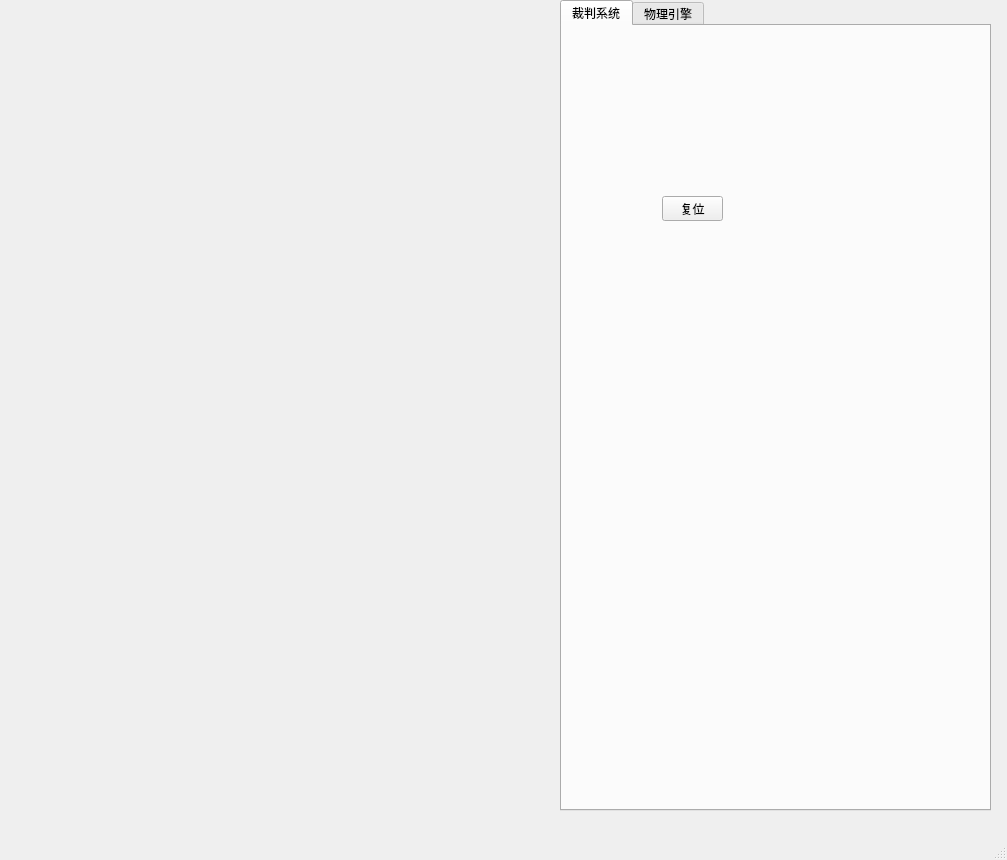
Before: the Qt Designer form src/hero_interface/ui/main_window.ui in chalkchalk/1CRA_HER0, drawn with Qt 5.
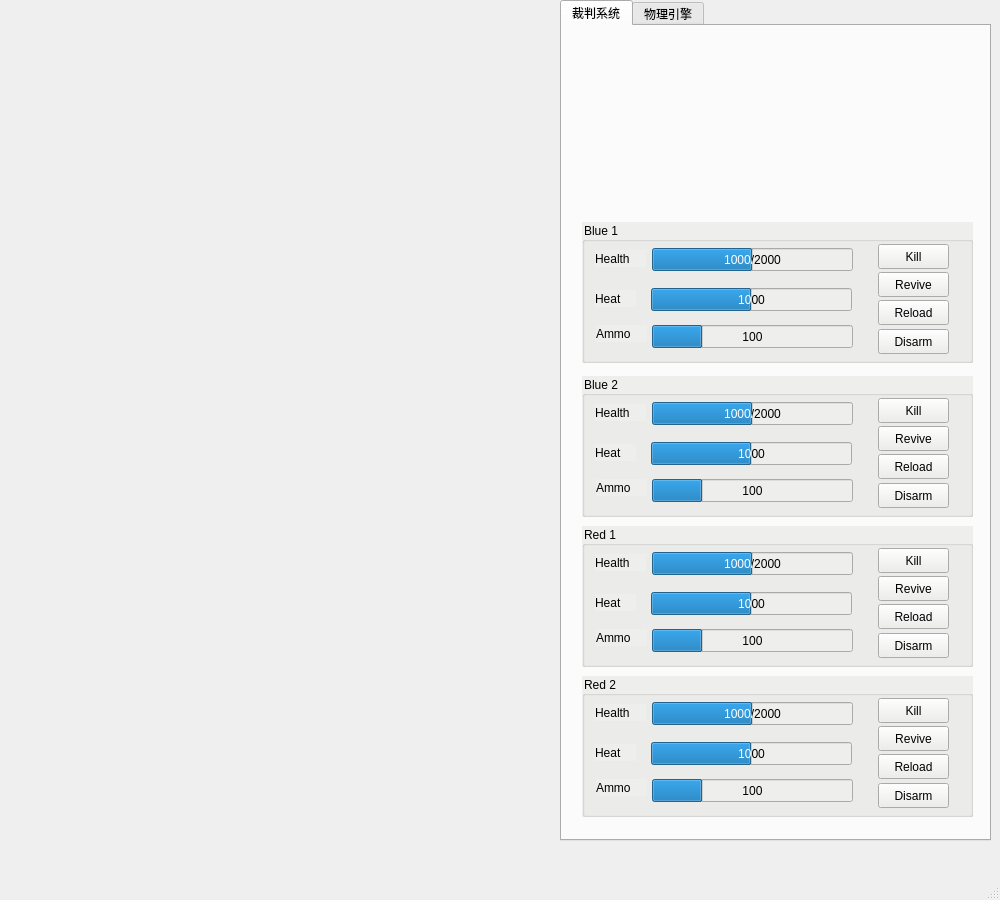
After: the same form once the commit is applied. Icons and pictures are not drawn.

```diff
--- a/src/hero_interface/ui/main_window.ui
+++ b/src/hero_interface/ui/main_window.ui
@@ -6,8 +6,8 @@
    <rect>
     <x>0</x>
     <y>0</y>
-    <width>1007</width>
-    <height>860</height>
+    <width>1000</width>
+    <height>900</height>
    </rect>
   </property>
   <property name="sizePolicy">
@@ -16,6 +16,18 @@
     <verstretch>0</verstretch>
    </sizepolicy>
   </property>
+  <property name="minimumSize">
+   <size>
+    <width>1000</width>
+    <height>900</height>
+   </size>
+  </property>
+  <property name="maximumSize">
+   <size>
+    <width>1000</width>
+    <height>900</height>
+   </size>
+  </property>
   <property name="windowTitle">
    <string>QRosApp</string>
   </property>
@@ -33,7 +45,7 @@
       <x>0</x>
       <y>10</y>
       <width>541</width>
-      <height>801</height>
+      <height>831</height>
      </rect>
     </property>
     <layout class="QHBoxLayout" name="horizontalLayout_4"/>
@@ -44,7 +56,7 @@
       <x>560</x>
       <y>0</y>
       <width>431</width>
-      <height>811</height>
+      <height>841</height>
      </rect>
     </property>
     <property name="currentIndex">
@@ -54,18 +66,721 @@
      <attribute name="title">
       <string>裁判系统</string>
      </attribute>
-     <widget class="QPushButton" name="pushButtonReset">
+     <widget class="QGroupBox" name="groupBoxBlue1">
       <property name="geometry">
        <rect>
-        <x>100</x>
-        <y>170</y>
-        <width>61</width>
-        <height>25</height>
+        <x>20</x>
+        <y>196</y>
+        <width>391</width>
+        <height>141</height>
        </rect>
       </property>
-      <property name="text">
-       <string>复位</string>
+      <property name="styleSheet">
+       <string notr="true">background-color: rgb(238, 238, 236);</string>
       </property>
+      <property name="title">
+       <string>Blue 1</string>
+      </property>
+      <property name="flat">
+       <bool>false</bool>
+      </property>
+      <widget class="QPushButton" name="pushButtonKill">
+       <property name="geometry">
+        <rect>
+         <x>296</x>
+         <y>22</y>
+         <width>71</width>
+         <height>25</height>
+        </rect>
+       </property>
+       <property name="text">
+        <string>Kill</string>
+       </property>
+      </widget>
+      <widget class="QPushButton" name="pushButtonRevive">
+       <property name="geometry">
+        <rect>
+         <x>296</x>
+         <y>50</y>
+         <width>71</width>
+         <height>25</height>
+        </rect>
+       </property>
+       <property name="text">
+        <string>Revive</string>
+       </property>
+      </widget>
+      <widget class="QProgressBar" name="progressBarHealth">
+       <property name="geometry">
+        <rect>
+         <x>70</x>
+         <y>26</y>
+         <width>201</width>
+         <height>23</height>
+        </rect>
+       </property>
+       <property name="layoutDirection">
+        <enum>Qt::LeftToRight</enum>
+       </property>
+       <property name="styleSheet">
+        <string notr="true"/>
+       </property>
+       <property name="maximum">
+        <number>2000</number>
+       </property>
+       <property name="value">
+        <number>1000</number>
+       </property>
+       <property name="format">
+        <string>%v/2000</string>
+       </property>
+      </widget>
+      <widget class="QProgressBar" name="progressBarHeat">
+       <property name="geometry">
+        <rect>
+         <x>69</x>
+         <y>66</y>
+         <width>201</width>
+         <height>23</height>
+        </rect>
+       </property>
+       <property name="layoutDirection">
+        <enum>Qt::LeftToRight</enum>
+       </property>
+       <property name="styleSheet">
+        <string notr="true"/>
+       </property>
+       <property name="maximum">
+        <number>2000</number>
+       </property>
+       <property name="value">
+        <number>1000</number>
+       </property>
+       <property name="format">
+        <string>%v</string>
+       </property>
+      </widget>
+      <widget class="QLabel" name="labelHealth">
+       <property name="geometry">
+        <rect>
+         <x>13</x>
+         <y>28</y>
+         <width>51</width>
+         <height>17</height>
+        </rect>
+       </property>
+       <property name="text">
+        <string>Health</string>
+       </property>
+      </widget>
+      <widget class="QLabel" name="labelHeat">
+       <property name="geometry">
+        <rect>
+         <x>13</x>
+         <y>68</y>
+         <width>41</width>
+         <height>17</height>
+        </rect>
+       </property>
+       <property name="text">
+        <string>Heat</string>
+       </property>
+      </widget>
+      <widget class="QLabel" name="labelAmmo">
+       <property name="geometry">
+        <rect>
+         <x>14</x>
+         <y>103</y>
+         <width>51</width>
+         <height>17</height>
+        </rect>
+       </property>
+       <property name="text">
+        <string>Ammo</string>
+       </property>
+      </widget>
+      <widget class="QProgressBar" name="progressBarAmmo">
+       <property name="geometry">
+        <rect>
+         <x>70</x>
+         <y>103</y>
+         <width>201</width>
+         <height>23</height>
+        </rect>
+       </property>
+       <property name="maximum">
+        <number>400</number>
+       </property>
+       <property name="value">
+        <number>100</number>
+       </property>
+       <property name="format">
+        <string>%v</string>
+       </property>
+      </widget>
+      <widget class="QPushButton" name="pushButtonReload">
+       <property name="geometry">
+        <rect>
+         <x>296</x>
+         <y>78</y>
+         <width>71</width>
+         <height>25</height>
+        </rect>
+       </property>
+       <property name="text">
+        <string>Reload</string>
+       </property>
+      </widget>
+      <widget class="QPushButton" name="pushButtonDisarm">
+       <property name="geometry">
+        <rect>
+         <x>296</x>
+         <y>107</y>
+         <width>71</width>
+         <height>25</height>
+        </rect>
+       </property>
+       <property name="text">
+        <string>Disarm</string>
+       </property>
+      </widget>
+     </widget>
+     <widget class="QGroupBox" name="groupBoxBlue1_2">
+      <property name="geometry">
+       <rect>
+        <x>20</x>
+        <y>350</y>
+        <width>391</width>
+        <height>141</height>
+       </rect>
+      </property>
+      <property name="styleSheet">
+       <string notr="true">background-color: rgb(238, 238, 236);</string>
+      </property>
+      <property name="title">
+       <string>Blue 2</string>
+      </property>
+      <property name="flat">
+       <bool>false</bool>
+      </property>
+      <widget class="QPushButton" name="pushButtonKill_1">
+       <property name="geometry">
+        <rect>
+         <x>296</x>
+         <y>22</y>
+         <width>71</width>
+         <height>25</height>
+        </rect>
+       </property>
+       <property name="text">
+        <string>Kill</string>
+       </property>
+      </widget>
+      <widget class="QPushButton" name="pushButtonRevive_1">
+       <property name="geometry">
+        <rect>
+         <x>296</x>
+         <y>50</y>
+         <width>71</width>
+         <height>25</height>
+        </rect>
+       </property>
+       <property name="text">
+        <string>Revive</string>
+       </property>
+      </widget>
+      <widget class="QProgressBar" name="progressBarHealth_1">
+       <property name="geometry">
+        <rect>
+         <x>70</x>
+         <y>26</y>
+         <width>201</width>
+         <height>23</height>
+        </rect>
+       </property>
+       <property name="layoutDirection">
+        <enum>Qt::LeftToRight</enum>
+       </property>
+       <property name="styleSheet">
+        <string notr="true"/>
+       </property>
+       <property name="maximum">
+        <number>2000</number>
+       </property>
+       <property name="value">
+        <number>1000</number>
+       </property>
+       <property name="format">
+        <string>%v/2000</string>
+       </property>
+      </widget>
+      <widget class="QProgressBar" name="progressBarHeat_1">
+       <property name="geometry">
+        <rect>
+         <x>69</x>
+         <y>66</y>
+         <width>201</width>
+         <height>23</height>
+        </rect>
+       </property>
+       <property name="layoutDirection">
+        <enum>Qt::LeftToRight</enum>
+       </property>
+       <property name="styleSheet">
+        <string notr="true"/>
+       </property>
+       <property name="maximum">
+        <number>2000</number>
+       </property>
+       <property name="value">
+        <number>1000</number>
+       </property>
+       <property name="format">
+        <string>%v</string>
+       </property>
+      </widget>
+      <widget class="QLabel" name="labelHealth_3">
+       <property name="geometry">
+        <rect>
+         <x>13</x>
+         <y>28</y>
+         <width>51</width>
+         <height>17</height>
+        </rect>
+       </property>
+       <property name="text">
+        <string>Health</string>
+       </property>
+      </widget>
+      <widget class="QLabel" name="labelHeat_3">
+       <property name="geometry">
+        <rect>
+         <x>13</x>
+         <y>68</y>
+         <width>41</width>
+         <height>17</height>
+        </rect>
+       </property>
+       <property name="text">
+        <string>Heat</string>
+       </property>
+      </widget>
+      <widget class="QLabel" name="labelAmmo_3">
+       <property name="geometry">
+        <rect>
+         <x>14</x>
+         <y>103</y>
+         <width>51</width>
+         <height>17</height>
+        </rect>
+       </property>
+       <property name="text">
+        <string>Ammo</string>
+       </property>
+      </widget>
+      <widget class="QProgressBar" name="progressBarAmmo_1">
+       <property name="geometry">
+        <rect>
+         <x>70</x>
+         <y>103</y>
+         <width>201</width>
+         <height>23</height>
+        </rect>
+       </property>
+       <property name="maximum">
+        <number>400</number>
+       </property>
+       <property name="value">
+        <number>100</number>
+       </property>
+       <property name="format">
+        <string>%v</string>
+       </property>
+      </widget>
+      <widget class="QPushButton" name="pushButtonReload_1">
+       <property name="geometry">
+        <rect>
+         <x>296</x>
+         <y>78</y>
+         <width>71</width>
+         <height>25</height>
+        </rect>
+       </property>
+       <property name="text">
+        <string>Reload</string>
+       </property>
+      </widget>
+      <widget class="QPushButton" name="pushButtonDisarm_1">
+       <property name="geometry">
+        <rect>
+         <x>296</x>
+         <y>107</y>
+         <width>71</width>
+         <height>25</height>
+        </rect>
+       </property>
+       <property name="text">
+        <string>Disarm</string>
+       </property>
+      </widget>
+     </widget>
+     <widget class="QGroupBox" name="groupBoxRed1">
+      <property name="geometry">
+       <rect>
+        <x>20</x>
+        <y>500</y>
+        <width>391</width>
+        <height>141</height>
+       </rect>
+      </property>
+      <property name="styleSheet">
+       <string notr="true">background-color: rgb(238, 238, 236);</string>
+      </property>
+      <property name="title">
+       <string>Red 1</string>
+      </property>
+      <property name="flat">
+       <bool>false</bool>
+      </property>
+      <widget class="QPushButton" name="pushButtonKill_3">
+       <property name="geometry">
+        <rect>
+         <x>296</x>
+         <y>22</y>
+         <width>71</width>
+         <height>25</height>
+        </rect>
+       </property>
+       <property name="text">
+        <string>Kill</string>
+       </property>
+      </widget>
+      <widget class="QPushButton" name="pushButtonRevive_3">
+       <property name="geometry">
+        <rect>
+         <x>296</x>
+         <y>50</y>
+         <width>71</width>
+         <height>25</height>
+        </rect>
+       </property>
+       <property name="text">
+        <string>Revive</string>
+       </property>
+      </widget>
+      <widget class="QProgressBar" name="progressBarHealth_3">
+       <property name="geometry">
+        <rect>
+         <x>70</x>
+         <y>26</y>
+         <width>201</width>
+         <height>23</height>
+        </rect>
+       </property>
+       <property name="layoutDirection">
+        <enum>Qt::LeftToRight</enum>
+       </property>
+       <property name="styleSheet">
+        <string notr="true"/>
+       </property>
+       <property name="maximum">
+        <number>2000</number>
+       </property>
+       <property name="value">
+        <number>1000</number>
+       </property>
+       <property name="format">
+        <string>%v/2000</string>
+       </property>
+      </widget>
+      <widget class="QProgressBar" name="progressBarHeat_3">
+       <property name="geometry">
+        <rect>
+         <x>69</x>
+         <y>66</y>
+         <width>201</width>
+         <height>23</height>
+        </rect>
+       </property>
+       <property name="layoutDirection">
+        <enum>Qt::LeftToRight</enum>
+       </property>
+       <property name="styleSheet">
+        <string notr="true"/>
+       </property>
+       <property name="maximum">
+        <number>2000</number>
+       </property>
+       <property name="value">
+        <number>1000</number>
+       </property>
+       <property name="format">
+        <string>%v</string>
+       </property>
+      </widget>
+      <widget class="QLabel" name="labelHealth_4">
+       <property name="geometry">
+        <rect>
+         <x>13</x>
+         <y>28</y>
+         <width>51</width>
+         <height>17</height>
+        </rect>
+       </property>
+       <property name="text">
+        <string>Health</string>
+       </property>
+      </widget>
+      <widget class="QLabel" name="labelHeat_4">
+       <property name="geometry">
+        <rect>
+         <x>13</x>
+         <y>68</y>
+         <width>41</width>
+         <height>17</height>
+        </rect>
+       </property>
+       <property name="text">
+        <string>Heat</string>
+       </property>
+      </widget>
+      <widget class="QLabel" name="labelAmmo_4">
+       <property name="geometry">
+        <rect>
+         <x>14</x>
+         <y>103</y>
+         <width>51</width>
+         <height>17</height>
+        </rect>
+       </property>
+       <property name="text">
+        <string>Ammo</string>
+       </property>
+      </widget>
+      <widget class="QProgressBar" name="progressBarAmmo_3">
+       <property name="geometry">
+        <rect>
+         <x>70</x>
+         <y>103</y>
+         <width>201</width>
+         <height>23</height>
+        </rect>
+       </property>
+       <property name="maximum">
+        <number>400</number>
+       </property>
+       <property name="value">
+        <number>100</number>
+       </property>
+       <property name="format">
+        <string>%v</string>
+       </property>
+      </widget>
+      <widget class="QPushButton" name="pushButtonReload_3">
+       <property name="geometry">
+        <rect>
+         <x>296</x>
+         <y>78</y>
+         <width>71</width>
+         <height>25</height>
+        </rect>
+       </property>
+       <property name="text">
+        <string>Reload</string>
+       </property>
+      </widget>
+      <widget class="QPushButton" name="pushButtonDisarm_3">
+       <property name="geometry">
+        <rect>
+         <x>296</x>
+         <y>107</y>
+         <width>71</width>
+         <height>25</height>
+        </rect>
+       </property>
+       <property name="text">
+        <string>Disarm</string>
+       </property>
+      </widget>
+     </widget>
+     <widget class="QGroupBox" name="groupBoxRed2">
+      <property name="geometry">
+       <rect>
+        <x>20</x>
+        <y>650</y>
+        <width>391</width>
+        <height>141</height>
+       </rect>
+      </property>
+      <property name="styleSheet">
+       <string notr="true">background-color: rgb(238, 238, 236);</string>
+      </property>
+      <property name="title">
+       <string>Red 2</string>
+      </property>
+      <property name="flat">
+       <bool>false</bool>
+      </property>
+      <widget class="QPushButton" name="pushButtonKill_4">
+       <property name="geometry">
+        <rect>
+         <x>296</x>
+         <y>22</y>
+         <width>71</width>
+         <height>25</height>
+        </rect>
+       </property>
+       <property name="text">
+        <string>Kill</string>
+       </property>
+      </widget>
+      <widget class="QPushButton" name="pushButtonRevive_4">
+       <property name="geometry">
+        <rect>
+         <x>296</x>
+         <y>50</y>
+         <width>71</width>
+         <height>25</height>
+        </rect>
+       </property>
+       <property name="text">
+        <string>Revive</string>
+       </property>
+      </widget>
+      <widget class="QProgressBar" name="progressBarHealth_4">
+       <property name="geometry">
+        <rect>
+         <x>70</x>
+         <y>26</y>
+         <width>201</width>
+         <height>23</height>
+        </rect>
+       </property>
+       <property name="layoutDirection">
+        <enum>Qt::LeftToRight</enum>
+       </property>
+       <property name="styleSheet">
+        <string notr="true"/>
+       </property>
+       <property name="maximum">
+        <number>2000</number>
+       </property>
+       <property name="value">
+        <number>1000</number>
+       </property>
+       <property name="format">
+        <string>%v/2000</string>
+       </property>
+      </widget>
+      <widget class="QProgressBar" name="progressBarHeat_4">
+       <property name="geometry">
+        <rect>
+         <x>69</x>
+         <y>66</y>
+         <width>201</width>
+         <height>23</height>
+        </rect>
+       </property>
+       <property name="layoutDirection">
+        <enum>Qt::LeftToRight</enum>
+       </property>
+       <property name="styleSheet">
+        <string notr="true"/>
+       </property>
+       <property name="maximum">
+        <number>2000</number>
+       </property>
+       <property name="value">
+        <number>1000</number>
+       </property>
+       <property name="format">
+        <string>%v</string>
+       </property>
+      </widget>
+      <widget class="QLabel" name="labelHealth_5">
+       <property name="geometry">
+        <rect>
+         <x>13</x>
+         <y>28</y>
+         <width>51</width>
+         <height>17</height>
+        </rect>
+       </property>
+       <property name="text">
+        <string>Health</string>
+       </property>
+      </widget>
+      <widget class="QLabel" name="labelHeat_5">
+       <property name="geometry">
+        <rect>
+         <x>13</x>
+         <y>68</y>
+         <width>41</width>
+         <height>17</height>
+        </rect>
+       </property>
+       <property name="text">
+        <string>Heat</string>
+       </property>
+      </widget>
+      <widget class="QLabel" name="labelAmmo_5">
+       <property name="geometry">
+        <rect>
+         <x>14</x>
+         <y>103</y>
+         <width>51</width>
+         <height>17</height>
+        </rect>
+       </property>
+       <property name="text">
+        <string>Ammo</string>
+       </property>
+      </widget>
+      <widget class="QProgressBar" name="progressBarAmmo_4">
+       <property name="geometry">
+        <rect>
+         <x>70</x>
+         <y>103</y>
+         <width>201</width>
+         <height>23</height>
+        </rect>
+       </property>
+       <property name="maximum">
+        <number>400</number>
+       </property>
+       <property name="value">
+        <number>100</number>
+       </property>
+       <property name="format">
+        <string>%v</string>
+       </property>
+      </widget>
+      <widget class="QPushButton" name="pushButtonReload_4">
+       <property name="geometry">
+        <rect>
+         <x>296</x>
+         <y>78</y>
+         <width>71</width>
+         <height>25</height>
+        </rect>
+       </property>
+       <property name="text">
+        <string>Reload</string>
+       </property>
+      </widget>
+      <widget class="QPushButton" name="pushButtonDisarm_4">
+       <property name="geometry">
+        <rect>
+         <x>296</x>
+         <y>107</y>
+         <width>71</width>
+         <height>25</height>
+        </rect>
+       </property>
+       <property name="text">
+        <string>Disarm</string>
+       </property>
+      </widget>
      </widget>
     </widget>
     <widget class="QWidget" name="tab_2">
```
Left out of the diff: 2 changed lines with no effect on the pictures.
